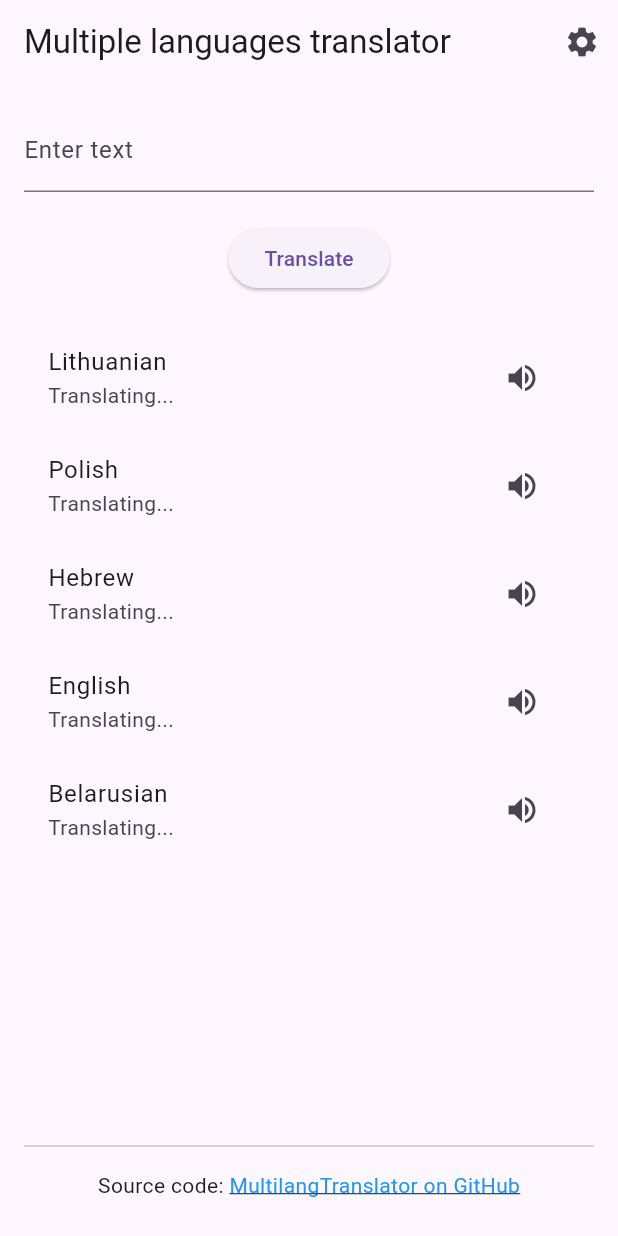
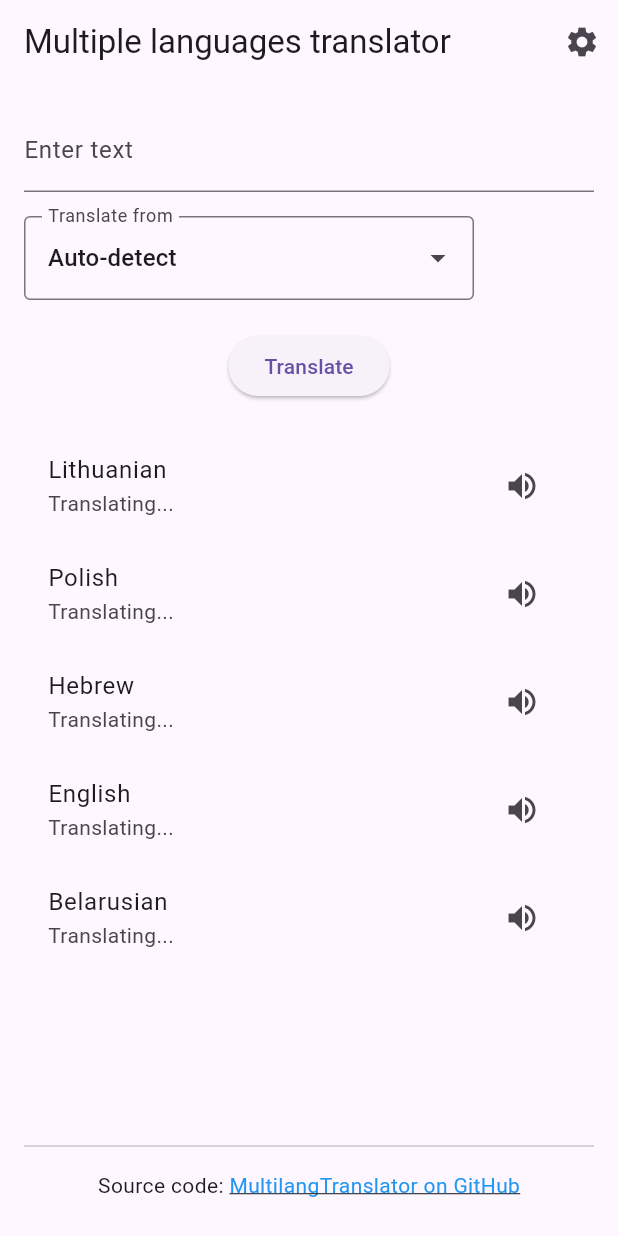
Before and after one commit to cortwave/MultilangTranslator, a Flutter app: the screen it shows after launch, after a tap on "Translate", on a phone screen of 412 x 824 dp. Run offline on Flutter 3.47's test engine with Material 3 defaults, Android fonts, the phone set to English and light mode, and no system bars; drawn by our look-alikes of dropdown_search; our stand-ins replace flutter_tts, shared_preferences; missing offline and left inert: translator.

Commit message:
source language selection

```diff
--- a/lib/main.dart
+++ b/lib/main.dart
@@ -3,6 +3,7 @@ import 'package:translator/translator.dart';
 import 'package:shared_preferences/shared_preferences.dart';
 import 'package:flutter_tts/flutter_tts.dart';
 import 'package:url_launcher/url_launcher.dart';
+import 'package:dropdown_search/dropdown_search.dart';
 import 'settings_page.dart';
 
 void main() async {
@@ -42,11 +43,15 @@ class _MyHomePageState extends State<MyHomePage> {
     'en',
     'be'
   ]; // default languages
+  String? _sourceLanguage; // null means auto-detect
+  String? _detectedLanguage; // stores detected language when in auto-detect mode
+  static const String _autoDetectValue = '__AUTO_DETECT__';
 
   @override
   void initState() {
     super.initState();
     _loadSelectedLanguages();
+    _loadSourceLanguage();
   }
 
   Future<void> _loadSelectedLanguages() async {
@@ -57,6 +62,37 @@ class _MyHomePageState extends State<MyHomePage> {
         selectedLanguages = savedLanguages;
       });
     }
+  }
+
+  Future<void> _loadSourceLanguage() async {
+    SharedPreferences prefs = await SharedPreferences.getInstance();
+    String? savedSourceLanguage = prefs.getString('sourceLanguage');
+    setState(() {
+      // Convert empty string or null to null (auto-detect)
+      _sourceLanguage = (savedSourceLanguage == null || savedSourceLanguage.isEmpty)
+          ? null
+          : savedSourceLanguage;
+    });
+  }
+
+  Future<void> _saveSourceLanguage() async {
+    SharedPreferences prefs = await SharedPreferences.getInstance();
+    if (_sourceLanguage == null) {
+      await prefs.remove('sourceLanguage');
+    } else {
+      await prefs.setString('sourceLanguage', _sourceLanguage!);
+    }
+  }
+
+  // Convert internal null (auto-detect) to display value
+  String? _getDisplayValue() {
+    return _sourceLanguage ?? _autoDetectValue;
+  }
+
+  // Convert display value back to internal value
+  String? _getInternalValue(String? displayValue) {
+    if (displayValue == _autoDetectValue) return null;
+    return displayValue;
   }
 
   Future<void> _speak(String lang, String text) async {
@@ -74,14 +110,23 @@ class _MyHomePageState extends State<MyHomePage> {
     setState(() {
       _translations =
           List.generate(selectedLanguages.length, (index) => 'Translating...');
+      _detectedLanguage = null; // Reset detected language
     });
 
     for (int i = 0; i < selectedLanguages.length; i++) {
-      translator
-          .translate(_inputController.text, to: selectedLanguages[i])
-          .then((result) {
+      // Build translation request with optional from parameter
+      final translationFuture = _sourceLanguage == null
+          ? translator.translate(_inputController.text, to: selectedLanguages[i])
+          : translator.translate(_inputController.text,
+              from: _sourceLanguage!, to: selectedLanguages[i]);
+
+      translationFuture.then((result) {
         setState(() {
           _translations[i] = result.text;
+          // Store detected language if in auto-detect mode and this is the first translation
+          if (_sourceLanguage == null && _detectedLanguage == null && i == 0) {
+            _detectedLanguage = result.sourceLanguage.code;
+          }
         });
       }).catchError((error) {
         print("Translation error for ${selectedLanguages[i]}: $error");
@@ -132,6 +177,73 @@ class _MyHomePageState extends State<MyHomePage> {
                 onSubmitted: (value) {
                   _updateOutput();
                 }),
+            const SizedBox(height: 16),
+            // Source language dropdown with search
+            Align(
+              alignment: Alignment.centerLeft,
+              child: SizedBox(
+                width: 300,
+                child: DropdownSearch<String>(
+                  selectedItem: _getDisplayValue(),
+                  popupProps: PopupProps.menu(
+                    showSearchBox: true,
+                    searchFieldProps: TextFieldProps(
+                      decoration: InputDecoration(
+                        hintText: 'Search language...',
+                        border: OutlineInputBorder(),
+                      ),
+                    ),
+                  ),
+                  items: [
+                    _autoDetectValue,
+                    ...availableLanguages.entries.map((entry) => entry.key).toList(),
+                  ],
+                  dropdownDecoratorProps: DropDownDecoratorProps(
+                    dropdownSearchDecoration: InputDecoration(
+                      labelText: 'Translate from',
+                      border: OutlineInputBorder(),
+                      hintText: 'Auto-detect',
+                    ),
+                  ),
+                  onChanged: (String? newValue) {
+                    setState(() {
+                      _sourceLanguage = _getInternalValue(newValue);
+                      _detectedLanguage = null; // Reset detected language when changing source
+                    });
+                    _saveSourceLanguage();
+                  },
+                  itemAsString: (String? item) {
+                    if (item == null || item == _autoDetectValue) return 'Auto-detect';
+                    return availableLanguages[item] ?? item;
+                  },
+                  filterFn: (String? item, String? filter) {
+                    if (item == null) return false;
+                    if (item == _autoDetectValue) {
+                      return 'auto-detect'.toLowerCase().contains(filter?.toLowerCase() ?? '');
+                    }
+                    final languageName = availableLanguages[item] ?? '';
+                    final languageCode = item.toLowerCase();
+                    return languageName.toLowerCase().contains(filter?.toLowerCase() ?? '') ||
+                           languageCode.contains(filter?.toLowerCase() ?? '');
+                  },
+                  compareFn: (String? item1, String? item2) {
+                    return item1 == item2;
+                  },
+                ),
+              ),
+            ),
+            // Show detected language when in auto-detect mode
+            if (_sourceLanguage == null && _detectedLanguage != null)
+              Padding(
+                padding: const EdgeInsets.only(top: 8.0),
+                child: Text(
+                  'Detected language: ${availableLanguages[_detectedLanguage] ?? _detectedLanguage}',
+                  style: TextStyle(
+                    fontStyle: FontStyle.italic,
+                    color: Colors.grey[600],
+                  ),
+                ),
+              ),
             const SizedBox(height: 20),
             ElevatedButton(
               onPressed: _updateOutput,
--- a/pubspec.yaml
+++ b/pubspec.yaml
@@ -16,7 +16,7 @@ publish_to: 'none' # Remove this line if you wish to publish to pub.dev
 # https://developer.apple.com/library/archive/documentation/General/Reference/InfoPlistKeyReference/Articles/CoreFoundationKeys.html
 # In Windows, build-name is used as the major, minor, and patch parts
 # of the product and file versions while build-number is used as the build suffix.
-version: 1.0.0+1
+version: 1.0.2
 
 environment:
   sdk: '>=3.4.3 <4.0.0'
@@ -35,6 +35,7 @@ dependencies:
   flutter_tts: ^3.2.0
   shared_preferences: ^2.0.6
   url_launcher: ^6.0.17
+  dropdown_search: ^5.0.6
 
   # The following adds the Cupertino Icons font to your application.
   # Use with the CupertinoIcons class for iOS style icons.
```
Also changed, not shown: pubspec.lock.
